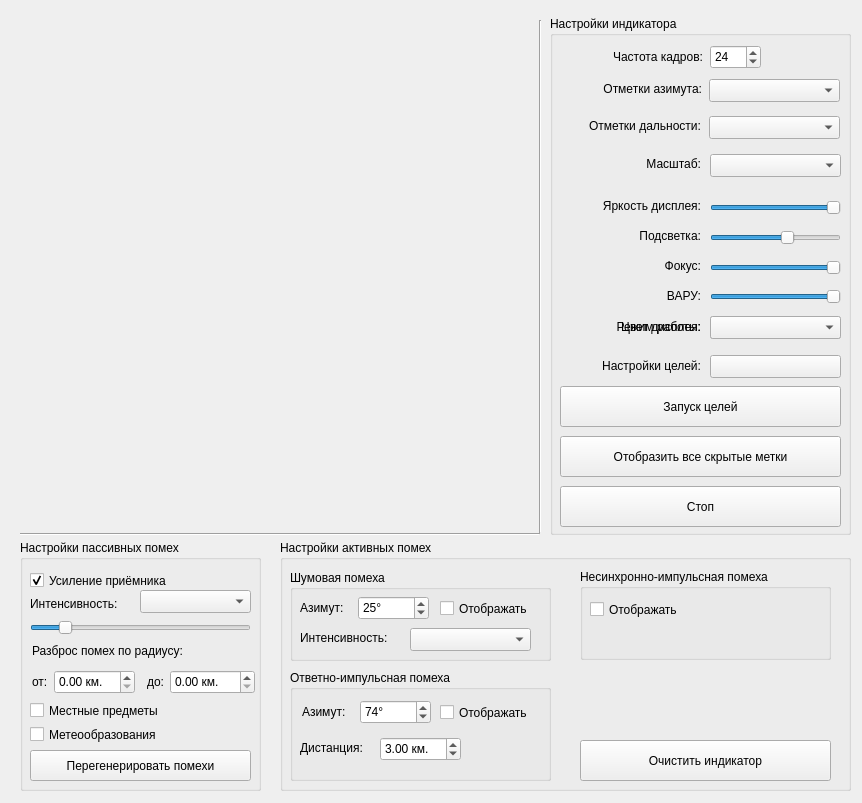
Before: the Qt Designer form indicatordrl.ui in oln0ry/IKO, drawn with Qt 5.
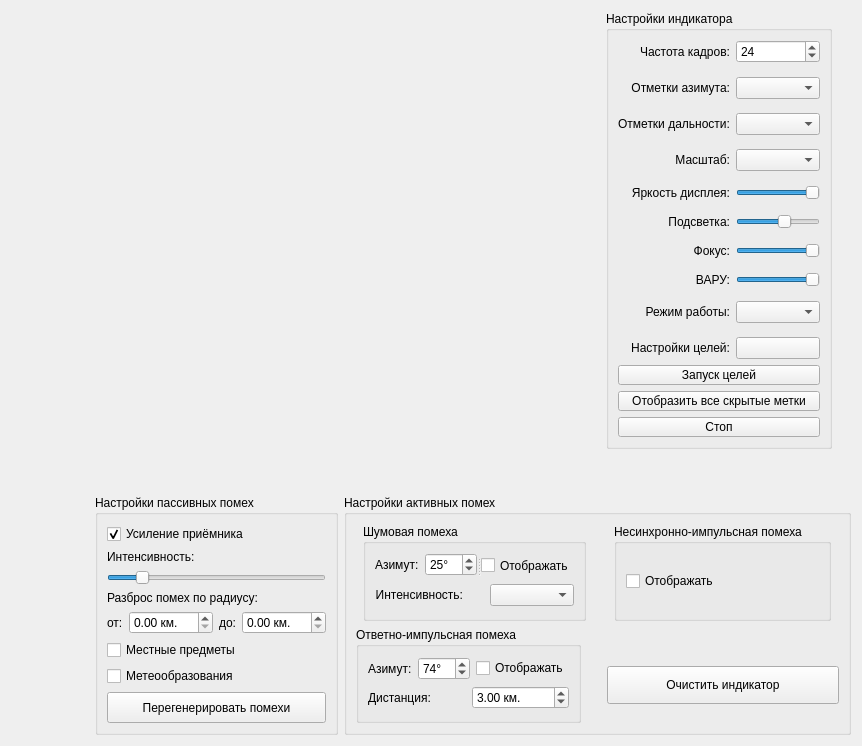
After: the same form once the commit is applied. Custom widgets are drawn as their Qt base class.

The edit to the form file:
```diff
--- a/indicatordrl.ui
+++ b/indicatordrl.ui
@@ -7,21 +7,16 @@
     <x>0</x>
     <y>0</y>
     <width>862</width>
-    <height>803</height>
+    <height>746</height>
    </rect>
   </property>
   <property name="windowTitle">
    <string>Индикатор ДРЛ</string>
   </property>
-  <widget class="QWidget" name="gridLayoutWidget">
-   <property name="geometry">
-    <rect>
-     <x>20</x>
-     <y>20</y>
-     <width>503</width>
-     <height>503</height>
-    </rect>
-   </property>
+  <layout class="QGridLayout" name="gridLayout_7">
+   <item row="0" column="0">
+    <layout class="QHBoxLayout" name="horizontalLayout_5">
+     <item>
    <layout class="QGridLayout" name="RenderLayout">
     <item row="0" column="0">
      <widget class="MainLocator" name="RenderIndicator" native="true">
@@ -33,41 +28,65 @@
       </property>
       <property name="minimumSize">
        <size>
-        <width>501</width>
-        <height>501</height>
+           <width>400</width>
+           <height>400</height>
        </size>
       </property>
       <property name="maximumSize">
        <size>
-        <width>800</width>
-        <height>800</height>
+           <width>16777215</width>
+           <height>16777215</height>
        </size>
       </property>
      </widget>
     </item>
    </layout>
-  </widget>
+     </item>
+     <item>
+      <spacer name="horizontalSpacer_2">
+       <property name="orientation">
+        <enum>Qt::Horizontal</enum>
+       </property>
+       <property name="sizeType">
+        <enum>QSizePolicy::Minimum</enum>
+       </property>
+       <property name="sizeHint" stdset="0">
+        <size>
+         <width>37</width>
+         <height>17</height>
+        </size>
+       </property>
+      </spacer>
+     </item>
+     <item>
+      <layout class="QVBoxLayout" name="verticalLayout_3">
+       <item>
   <widget class="QGroupBox" name="BoxIndicatorSettings">
-   <property name="geometry">
-    <rect>
-     <x>550</x>
-     <y>16</y>
-     <width>301</width>
-     <height>519</height>
-    </rect>
+         <property name="sizePolicy">
+          <sizepolicy hsizetype="Fixed" vsizetype="Preferred">
+           <horstretch>0</horstretch>
+           <verstretch>0</verstretch>
+          </sizepolicy>
    </property>
    <property name="title">
     <string>Настройки индикатора</string>
    </property>
+         <layout class="QGridLayout" name="gridLayout">
+          <item row="0" column="0">
+           <layout class="QVBoxLayout" name="LayoutSettingsAndButtons">
+            <item>
+             <layout class="QFormLayout" name="LayoutInternalSettings">
+              <property name="fieldGrowthPolicy">
+               <enum>QFormLayout::AllNonFixedFieldsGrow</enum>
+              </property>
+              <property name="labelAlignment">
+               <set>Qt::AlignRight|Qt::AlignTrailing|Qt::AlignVCenter</set>
+              </property>
+              <property name="verticalSpacing">
+               <number>14</number>
+              </property>
+              <item row="0" column="0">
    <widget class="QLabel" name="LabelFrameFrequency">
-    <property name="geometry">
-     <rect>
-      <x>42</x>
-      <y>30</y>
-      <width>111</width>
-      <height>21</height>
-     </rect>
-    </property>
     <property name="text">
      <string>Частота кадров:</string>
     </property>
@@ -75,66 +94,9 @@
      <set>Qt::AlignRight|Qt::AlignTrailing|Qt::AlignVCenter</set>
     </property>
    </widget>
-   <widget class="QSpinBox" name="InputFrameFrequency">
-    <property name="geometry">
-     <rect>
-      <x>160</x>
-      <y>29</y>
-      <width>51</width>
-      <height>24</height>
-     </rect>
-    </property>
-    <property name="minimum">
-     <number>1</number>
-    </property>
-    <property name="maximum">
-     <number>120</number>
-    </property>
-    <property name="value">
-     <number>24</number>
-    </property>
-   </widget>
-   <widget class="QLabel" name="LabelColorIndicator">
-    <property name="geometry">
-     <rect>
-      <x>60</x>
-      <y>303</y>
-      <width>91</width>
-      <height>16</height>
-     </rect>
-    </property>
-    <property name="text">
-     <string>Цвет дисплея:</string>
-    </property>
-    <property name="alignment">
-     <set>Qt::AlignRight|Qt::AlignTrailing|Qt::AlignVCenter</set>
-    </property>
-   </widget>
-   <widget class="QPushButton" name="ButtonChangeColorDisplay">
-    <property name="geometry">
-     <rect>
-      <x>160</x>
-      <y>300</y>
-      <width>131</width>
-      <height>23</height>
-     </rect>
-    </property>
-    <property name="cursor">
-     <cursorShape>ArrowCursor</cursorShape>
-    </property>
-    <property name="text">
-     <string/>
-    </property>
-   </widget>
+              </item>
+              <item row="1" column="0">
    <widget class="QLabel" name="LabelAzimuthMarks">
-    <property name="geometry">
-     <rect>
-      <x>31</x>
-      <y>65</y>
-      <width>121</width>
-      <height>16</height>
-     </rect>
-    </property>
     <property name="text">
      <string>Отметки азимута:</string>
     </property>
@@ -142,41 +104,16 @@
      <set>Qt::AlignRight|Qt::AlignTrailing|Qt::AlignVCenter</set>
     </property>
    </widget>
+              </item>
+              <item row="1" column="1">
    <widget class="QComboBox" name="SelectAzimuthMarks">
-    <property name="geometry">
-     <rect>
-      <x>159</x>
-      <y>63</y>
-      <width>131</width>
-      <height>23</height>
-     </rect>
-    </property>
     <property name="cursor">
      <cursorShape>ArrowCursor</cursorShape>
     </property>
    </widget>
-   <widget class="QComboBox" name="SelectRangeMarks">
-    <property name="geometry">
-     <rect>
-      <x>159</x>
-      <y>100</y>
-      <width>131</width>
-      <height>23</height>
-     </rect>
-    </property>
-    <property name="cursor">
-     <cursorShape>ArrowCursor</cursorShape>
-    </property>
-   </widget>
+              </item>
+              <item row="2" column="0">
    <widget class="QLabel" name="LabelRangeMarks">
-    <property name="geometry">
-     <rect>
-      <x>20</x>
-      <y>102</y>
-      <width>131</width>
-      <height>16</height>
-     </rect>
-    </property>
     <property name="text">
      <string>Отметки дальности:</string>
     </property>
@@ -184,15 +121,16 @@
      <set>Qt::AlignRight|Qt::AlignTrailing|Qt::AlignVCenter</set>
     </property>
    </widget>
+              </item>
+              <item row="2" column="1">
+               <widget class="QComboBox" name="SelectRangeMarks">
+                <property name="cursor">
+                 <cursorShape>ArrowCursor</cursorShape>
+                </property>
+               </widget>
+              </item>
+              <item row="3" column="0">
    <widget class="QLabel" name="LabelScale">
-    <property name="geometry">
-     <rect>
-      <x>90</x>
-      <y>138</y>
-      <width>61</width>
-      <height>20</height>
-     </rect>
-    </property>
     <property name="text">
      <string>Масштаб:</string>
     </property>
@@ -200,28 +138,16 @@
      <set>Qt::AlignRight|Qt::AlignTrailing|Qt::AlignVCenter</set>
     </property>
    </widget>
+              </item>
+              <item row="3" column="1">
    <widget class="QComboBox" name="SelectScale">
-    <property name="geometry">
-     <rect>
-      <x>160</x>
-      <y>138</y>
-      <width>131</width>
-      <height>23</height>
-     </rect>
-    </property>
     <property name="cursor">
      <cursorShape>ArrowCursor</cursorShape>
     </property>
    </widget>
+              </item>
+              <item row="4" column="0">
    <widget class="QLabel" name="LabelBrightness">
-    <property name="geometry">
-     <rect>
-      <x>40</x>
-      <y>180</y>
-      <width>111</width>
-      <height>20</height>
-     </rect>
-    </property>
     <property name="text">
      <string>Яркость дисплея:</string>
     </property>
@@ -229,15 +155,9 @@
      <set>Qt::AlignRight|Qt::AlignTrailing|Qt::AlignVCenter</set>
     </property>
    </widget>
+              </item>
+              <item row="4" column="1">
    <widget class="QSlider" name="ChangeIndicatorBrightness">
-    <property name="geometry">
-     <rect>
-      <x>160</x>
-      <y>182</y>
-      <width>131</width>
-      <height>20</height>
-     </rect>
-    </property>
     <property name="cursor">
      <cursorShape>ArrowCursor</cursorShape>
     </property>
@@ -254,113 +174,9 @@
      <enum>Qt::Horizontal</enum>
     </property>
    </widget>
-   <widget class="QSlider" name="ChangeIndicatorFocus">
-    <property name="geometry">
-     <rect>
-      <x>160</x>
-      <y>242</y>
-      <width>131</width>
-      <height>20</height>
-     </rect>
-    </property>
-    <property name="cursor">
-     <cursorShape>ArrowCursor</cursorShape>
-    </property>
-    <property name="maximum">
-     <number>100</number>
-    </property>
-    <property name="singleStep">
-     <number>1</number>
-    </property>
-    <property name="value">
-     <number>100</number>
-    </property>
-    <property name="orientation">
-     <enum>Qt::Horizontal</enum>
-    </property>
-   </widget>
-   <widget class="QLabel" name="LabelFocus">
-    <property name="geometry">
-     <rect>
-      <x>100</x>
-      <y>240</y>
-      <width>51</width>
-      <height>20</height>
-     </rect>
-    </property>
-    <property name="text">
-     <string>Фокус:</string>
-    </property>
-    <property name="alignment">
-     <set>Qt::AlignRight|Qt::AlignTrailing|Qt::AlignVCenter</set>
-    </property>
-   </widget>
-   <widget class="QPushButton" name="ChangeLocatorState">
-    <property name="geometry">
-     <rect>
-      <x>10</x>
-      <y>470</y>
-      <width>281</width>
-      <height>41</height>
-     </rect>
-    </property>
-    <property name="cursor">
-     <cursorShape>ArrowCursor</cursorShape>
-    </property>
-    <property name="text">
-     <string>Стоп</string>
-    </property>
-   </widget>
-   <widget class="QPushButton" name="ChangeViewStateAll">
-    <property name="geometry">
-     <rect>
-      <x>10</x>
-      <y>420</y>
-      <width>281</width>
-      <height>41</height>
-     </rect>
-    </property>
-    <property name="cursor">
-     <cursorShape>ArrowCursor</cursorShape>
-    </property>
-    <property name="text">
-     <string>Отобразить все скрытые метки</string>
-    </property>
-   </widget>
-   <widget class="QSlider" name="ChangeDisplayLightning">
-    <property name="geometry">
-     <rect>
-      <x>160</x>
-      <y>212</y>
-      <width>131</width>
-      <height>20</height>
-     </rect>
-    </property>
-    <property name="cursor">
-     <cursorShape>ArrowCursor</cursorShape>
-    </property>
-    <property name="maximum">
-     <number>100</number>
-    </property>
-    <property name="singleStep">
-     <number>1</number>
-    </property>
-    <property name="value">
-     <number>60</number>
-    </property>
-    <property name="orientation">
-     <enum>Qt::Horizontal</enum>
-    </property>
-   </widget>
+              </item>
+              <item row="5" column="0">
    <widget class="QLabel" name="LabelDisplayLightning">
-    <property name="geometry">
-     <rect>
-      <x>80</x>
-      <y>210</y>
-      <width>71</width>
-      <height>20</height>
-     </rect>
-    </property>
     <property name="text">
      <string>Подсветка:</string>
     </property>
@@ -368,15 +184,57 @@
      <set>Qt::AlignRight|Qt::AlignTrailing|Qt::AlignVCenter</set>
     </property>
    </widget>
+              </item>
+              <item row="5" column="1">
+               <widget class="QSlider" name="ChangeDisplayLightning">
+                <property name="cursor">
+                 <cursorShape>ArrowCursor</cursorShape>
+                </property>
+                <property name="maximum">
+                 <number>100</number>
+                </property>
+                <property name="singleStep">
+                 <number>1</number>
+                </property>
+                <property name="value">
+                 <number>60</number>
+                </property>
+                <property name="orientation">
+                 <enum>Qt::Horizontal</enum>
+                </property>
+               </widget>
+              </item>
+              <item row="6" column="0">
+               <widget class="QLabel" name="LabelFocus">
+                <property name="text">
+                 <string>Фокус:</string>
+                </property>
+                <property name="alignment">
+                 <set>Qt::AlignRight|Qt::AlignTrailing|Qt::AlignVCenter</set>
+                </property>
+               </widget>
+              </item>
+              <item row="6" column="1">
+               <widget class="QSlider" name="ChangeIndicatorFocus">
+                <property name="cursor">
+                 <cursorShape>ArrowCursor</cursorShape>
+                </property>
+                <property name="maximum">
+                 <number>100</number>
+                </property>
+                <property name="singleStep">
+                 <number>1</number>
+                </property>
+                <property name="value">
+                 <number>100</number>
+                </property>
+                <property name="orientation">
+                 <enum>Qt::Horizontal</enum>
+                </property>
+               </widget>
+              </item>
+              <item row="7" column="0">
    <widget class="QLabel" name="LabelVARU">
-    <property name="geometry">
-     <rect>
-      <x>110</x>
-      <y>270</y>
-      <width>41</width>
-      <height>20</height>
-     </rect>
-    </property>
     <property name="text">
      <string>ВАРУ:</string>
     </property>
@@ -384,15 +242,9 @@
      <set>Qt::AlignRight|Qt::AlignTrailing|Qt::AlignVCenter</set>
     </property>
    </widget>
+              </item>
+              <item row="7" column="1">
    <widget class="QSlider" name="ChangeIndicatorVARU">
-    <property name="geometry">
-     <rect>
-      <x>160</x>
-      <y>271</y>
-      <width>131</width>
-      <height>20</height>
-     </rect>
-    </property>
     <property name="cursor">
      <cursorShape>ArrowCursor</cursorShape>
     </property>
@@ -409,15 +261,26 @@
      <enum>Qt::Horizontal</enum>
     </property>
    </widget>
+              </item>
+              <item row="8" column="0">
+               <widget class="QLabel" name="LabelWorkVariant">
+                <property name="text">
+                 <string>Режим работы:</string>
+                </property>
+                <property name="alignment">
+                 <set>Qt::AlignRight|Qt::AlignTrailing|Qt::AlignVCenter</set>
+                </property>
+               </widget>
+              </item>
+              <item row="8" column="1">
+               <widget class="QComboBox" name="SelectWorkVariant">
+                <property name="cursor">
+                 <cursorShape>ArrowCursor</cursorShape>
+                </property>
+               </widget>
+              </item>
+              <item row="9" column="0">
    <widget class="QLabel" name="LabelTargetsSettings">
-    <property name="geometry">
-     <rect>
-      <x>30</x>
-      <y>340</y>
-      <width>121</width>
-      <height>20</height>
-     </rect>
-    </property>
     <property name="text">
      <string>Настройки целей:</string>
     </property>
@@ -425,15 +288,9 @@
      <set>Qt::AlignRight|Qt::AlignTrailing|Qt::AlignVCenter</set>
     </property>
    </widget>
+              </item>
+              <item row="9" column="1">
    <widget class="QPushButton" name="ButtonTargetsSettings">
-    <property name="geometry">
-     <rect>
-      <x>160</x>
-      <y>339</y>
-      <width>131</width>
-      <height>23</height>
-     </rect>
-    </property>
     <property name="cursor">
      <cursorShape>ArrowCursor</cursorShape>
     </property>
@@ -441,14 +298,31 @@
      <string/>
     </property>
    </widget>
+              </item>
+              <item row="0" column="1">
+               <widget class="QSpinBox" name="InputFrameFrequency">
+                <property name="minimum">
+                 <number>1</number>
+                </property>
+                <property name="maximum">
+                 <number>120</number>
+                </property>
+                <property name="value">
+                 <number>24</number>
+                </property>
+               </widget>
+              </item>
+             </layout>
+            </item>
+            <item>
+             <layout class="QVBoxLayout" name="LayoutButtons">
+              <item>
    <widget class="QPushButton" name="ChangeTargetsState">
-    <property name="geometry">
-     <rect>
-      <x>10</x>
-      <y>370</y>
-      <width>281</width>
-      <height>41</height>
-     </rect>
+                <property name="minimumSize">
+                 <size>
+                  <width>0</width>
+                  <height>20</height>
+                 </size>
     </property>
     <property name="cursor">
      <cursorShape>ArrowCursor</cursorShape>
@@ -457,70 +331,99 @@
      <string>Запуск целей</string>
     </property>
    </widget>
-   <widget class="QLabel" name="LabelWorkVariant">
-    <property name="geometry">
-     <rect>
-      <x>47</x>
-      <y>303</y>
-      <width>104</width>
-      <height>16</height>
-     </rect>
-    </property>
+              </item>
+              <item>
+               <widget class="QPushButton" name="ChangeViewStateAll">
+                <property name="minimumSize">
+                 <size>
+                  <width>0</width>
+                  <height>20</height>
+                 </size>
+                </property>
+                <property name="cursor">
+                 <cursorShape>ArrowCursor</cursorShape>
+                </property>
     <property name="text">
-     <string>Режим работы:</string>
-    </property>
-    <property name="alignment">
-     <set>Qt::AlignRight|Qt::AlignTrailing|Qt::AlignVCenter</set>
-    </property>
-   </widget>
-   <widget class="QComboBox" name="SelectWorkVariant">
-    <property name="geometry">
-     <rect>
-      <x>160</x>
-      <y>300</y>
-      <width>131</width>
-      <height>23</height>
-     </rect>
+                 <string>Отобразить все скрытые метки</string>
+                </property>
+               </widget>
+              </item>
+              <item>
+               <widget class="QPushButton" name="ChangeLocatorState">
+                <property name="minimumSize">
+                 <size>
+                  <width>0</width>
+                  <height>20</height>
+                 </size>
     </property>
     <property name="cursor">
      <cursorShape>ArrowCursor</cursorShape>
     </property>
-   </widget>
-  </widget>
-  <widget class="Line" name="line">
-   <property name="geometry">
-    <rect>
-     <x>530</x>
-     <y>20</y>
-     <width>20</width>
-     <height>513</height>
-    </rect>
-   </property>
+                <property name="text">
+                 <string>Стоп</string>
+                </property>
+               </widget>
+              </item>
+             </layout>
+            </item>
+           </layout>
+          </item>
+         </layout>
+        </widget>
+       </item>
+       <item>
+        <spacer name="verticalSpacer">
    <property name="orientation">
     <enum>Qt::Vertical</enum>
    </property>
-  </widget>
+         <property name="sizeHint" stdset="0">
+          <size>
+           <width>245</width>
+           <height>45</height>
+          </size>
+         </property>
+        </spacer>
+       </item>
+      </layout>
+     </item>
+    </layout>
+   </item>
+   <item row="1" column="0">
+    <layout class="QHBoxLayout" name="horizontalLayout_4">
+     <item>
+      <layout class="QHBoxLayout" name="horizontalLayout_3">
+       <property name="sizeConstraint">
+        <enum>QLayout::SetFixedSize</enum>
+       </property>
+       <item>
+        <spacer name="horizontalSpacer_3">
+         <property name="orientation">
+          <enum>Qt::Horizontal</enum>
+         </property>
+         <property name="sizeHint" stdset="0">
+          <size>
+           <width>243</width>
+           <height>20</height>
+          </size>
+         </property>
+        </spacer>
+       </item>
+       <item>
   <widget class="QGroupBox" name="BoxTrashSettings">
-   <property name="geometry">
-    <rect>
-     <x>20</x>
-     <y>540</y>
-     <width>241</width>
-     <height>251</height>
-    </rect>
+         <property name="sizePolicy">
+          <sizepolicy hsizetype="Fixed" vsizetype="Preferred">
+           <horstretch>0</horstretch>
+           <verstretch>0</verstretch>
+          </sizepolicy>
    </property>
    <property name="title">
     <string>Настройки пассивных помех</string>
    </property>
+         <layout class="QGridLayout" name="gridLayout_2">
+          <item row="0" column="0">
+           <layout class="QVBoxLayout" name="LayoutTrashIntensitySettings">
+            <item>
    <widget class="QCheckBox" name="CheckShowTrash">
-    <property name="geometry">
-     <rect>
-      <x>10</x>
-      <y>30</y>
-      <width>231</width>
-      <height>21</height>
-     </rect>
-    </property>
     <property name="text">
      <string>Усиление приёмника</string>
     </property>
@@ -528,67 +431,18 @@
      <bool>true</bool>
     </property>
    </widget>
-   <widget class="QCheckBox" name="CheckShowLocalItems">
-    <property name="geometry">
-     <rect>
-      <x>10</x>
-      <y>160</y>
-      <width>151</width>
-      <height>21</height>
-     </rect>
-    </property>
-    <property name="text">
-     <string>Местные предметы</string>
-    </property>
-   </widget>
-   <widget class="QPushButton" name="RegenerateTrash">
-    <property name="geometry">
-     <rect>
-      <x>10</x>
-      <y>210</y>
-      <width>221</width>
-      <height>31</height>
-     </rect>
-    </property>
-    <property name="cursor">
-     <cursorShape>ArrowCursor</cursorShape>
-    </property>
-    <property name="text">
-     <string>Перегенерировать помехи</string>
-    </property>
-   </widget>
-   <widget class="QComboBox" name="SelectTrashIntensity">
-    <property name="geometry">
-     <rect>
-      <x>120</x>
-      <y>50</y>
-      <width>111</width>
-      <height>23</height>
-     </rect>
-    </property>
-   </widget>
+            </item>
+            <item>
+             <layout class="QVBoxLayout" name="LayoutTrashIntensity">
+              <item>
    <widget class="QLabel" name="LabelTrashIntensity">
-    <property name="geometry">
-     <rect>
-      <x>10</x>
-      <y>56</y>
-      <width>101</width>
-      <height>16</height>
-     </rect>
-    </property>
     <property name="text">
      <string>Интенсивность:</string>
     </property>
    </widget>
+              </item>
+              <item>
    <widget class="QSlider" name="ChangeTrashIntensity">
-    <property name="geometry">
-     <rect>
-      <x>10</x>
-      <y>80</y>
-      <width>221</width>
-      <height>16</height>
-     </rect>
-    </property>
     <property name="minimum">
      <number>1</number>
     </property>
@@ -605,57 +459,29 @@
      <enum>Qt::Horizontal</enum>
     </property>
    </widget>
-   <widget class="QDoubleSpinBox" name="InputScatterTrashTo">
-    <property name="geometry">
-     <rect>
-      <x>150</x>
-      <y>130</y>
-      <width>85</width>
-      <height>24</height>
-     </rect>
-    </property>
-    <property name="suffix">
-     <string> км.</string>
-    </property>
-    <property name="maximum">
-     <double>150.000000000000000</double>
-    </property>
-   </widget>
-   <widget class="QLabel" name="LabelScatterTrashFrom">
-    <property name="geometry">
-     <rect>
-      <x>12</x>
-      <y>134</y>
-      <width>21</width>
-      <height>16</height>
-     </rect>
-    </property>
-    <property name="text">
-     <string>от:</string>
-    </property>
-   </widget>
+              </item>
+             </layout>
+            </item>
+            <item>
    <widget class="QLabel" name="LabelScatterTrash">
-    <property name="geometry">
-     <rect>
-      <x>12</x>
-      <y>103</y>
-      <width>181</width>
-      <height>16</height>
-     </rect>
-    </property>
     <property name="text">
      <string>Разброс помех по радиусу:</string>
     </property>
    </widget>
+            </item>
+            <item>
+             <layout class="QHBoxLayout" name="LayoutTrashIntensityScatter">
+              <item>
+               <layout class="QHBoxLayout" name="LayoutTrashIntensityScatterFrom">
+                <item>
+                 <widget class="QLabel" name="LabelScatterTrashFrom">
+                  <property name="text">
+                   <string>от:</string>
+                  </property>
+                 </widget>
+                </item>
+                <item>
    <widget class="QDoubleSpinBox" name="InputScatterTrashFrom">
-    <property name="geometry">
-     <rect>
-      <x>34</x>
-      <y>130</y>
-      <width>81</width>
-      <height>24</height>
-     </rect>
-    </property>
     <property name="suffix">
      <string> км.</string>
     </property>
@@ -663,160 +489,111 @@
      <double>400.000000000000000</double>
     </property>
    </widget>
+                </item>
+               </layout>
+              </item>
+              <item>
+               <layout class="QHBoxLayout" name="LayoutTrashIntensityScatterTo">
+                <item>
    <widget class="QLabel" name="LabelScatterTrashTo">
-    <property name="geometry">
-     <rect>
-      <x>127</x>
-      <y>134</y>
-      <width>21</width>
-      <height>16</height>
-     </rect>
-    </property>
     <property name="text">
      <string>до:</string>
     </property>
    </widget>
+                </item>
+                <item>
+                 <widget class="QDoubleSpinBox" name="InputScatterTrashTo">
+                  <property name="suffix">
+                   <string> км.</string>
+                  </property>
+                  <property name="maximum">
+                   <double>150.000000000000000</double>
+                  </property>
+                 </widget>
+                </item>
+               </layout>
+              </item>
+             </layout>
+            </item>
+            <item>
+             <widget class="QCheckBox" name="CheckShowLocalItems">
+              <property name="text">
+               <string>Местные предметы</string>
+              </property>
+             </widget>
+            </item>
+            <item>
    <widget class="QCheckBox" name="CheckShowMeteo">
-    <property name="geometry">
-     <rect>
-      <x>10</x>
-      <y>184</y>
-      <width>151</width>
-      <height>21</height>
-     </rect>
-    </property>
     <property name="text">
      <string>Метеообразования</string>
     </property>
    </widget>
-  </widget>
-  <widget class="Line" name="line_2">
-   <property name="geometry">
-    <rect>
-     <x>20</x>
-     <y>524</y>
-     <width>520</width>
-     <height>20</height>
-    </rect>
-   </property>
-   <property name="orientation">
-    <enum>Qt::Horizontal</enum>
-   </property>
-  </widget>
+            </item>
+            <item>
+             <widget class="QPushButton" name="RegenerateTrash">
+              <property name="minimumSize">
+               <size>
+                <width>0</width>
+                <height>31</height>
+               </size>
+              </property>
+              <property name="cursor">
+               <cursorShape>ArrowCursor</cursorShape>
+              </property>
+              <property name="text">
+               <string>Перегенерировать помехи</string>
+              </property>
+             </widget>
+            </item>
+           </layout>
+          </item>
+         </layout>
+        </widget>
+       </item>
+       <item>
   <widget class="QGroupBox" name="BoxActiveTrashSettings">
-   <property name="geometry">
-    <rect>
-     <x>280</x>
-     <y>540</y>
-     <width>571</width>
-     <height>251</height>
-    </rect>
+         <property name="sizePolicy">
+          <sizepolicy hsizetype="Fixed" vsizetype="Preferred">
+           <horstretch>0</horstretch>
+           <verstretch>0</verstretch>
+          </sizepolicy>
    </property>
    <property name="title">
     <string>Настройки активных помех</string>
    </property>
-   <widget class="QGroupBox" name="BoxActiveNoiseTrash">
-    <property name="geometry">
-     <rect>
-      <x>10</x>
-      <y>30</y>
-      <width>261</width>
-      <height>91</height>
-     </rect>
-    </property>
-    <property name="title">
-     <string>Шумовая помеха</string>
-    </property>
-    <widget class="QLabel" name="LabelActiveNoiseAzimuth">
-     <property name="geometry">
-      <rect>
-       <x>10</x>
-       <y>30</y>
-       <width>57</width>
-       <height>15</height>
-      </rect>
-     </property>
-     <property name="text">
-      <string>Азимут:</string>
-     </property>
-    </widget>
-    <widget class="QSpinBox" name="InputActiveNoiseAzimuth">
-     <property name="geometry">
-      <rect>
-       <x>68</x>
-       <y>26</y>
-       <width>71</width>
-       <height>24</height>
-      </rect>
-     </property>
-     <property name="suffix">
-      <string>°</string>
-     </property>
-     <property name="maximum">
-      <number>360</number>
-     </property>
-     <property name="value">
-      <number>25</number>
-     </property>
-    </widget>
-    <widget class="QLabel" name="LabelActiveNoiseIntensity">
-     <property name="geometry">
-      <rect>
-       <x>10</x>
-       <y>60</y>
-       <width>101</width>
-       <height>16</height>
-      </rect>
-     </property>
-     <property name="text">
-      <string>Интенсивность:</string>
-     </property>
-    </widget>
-    <widget class="QComboBox" name="SelectActiveNoiseIntensity">
-     <property name="geometry">
-      <rect>
-       <x>120</x>
-       <y>58</y>
-       <width>121</width>
-       <height>23</height>
-      </rect>
-     </property>
-    </widget>
-    <widget class="QCheckBox" name="CheckActiveNoiseShow">
-     <property name="geometry">
-      <rect>
-       <x>150</x>
-       <y>28</y>
-       <width>101</width>
-       <height>21</height>
-      </rect>
-     </property>
-     <property name="text">
-      <string>Отображать</string>
-     </property>
-    </widget>
-   </widget>
+         <layout class="QGridLayout" name="gridLayout_6">
+          <item row="1" column="0">
+           <layout class="QHBoxLayout" name="horizontalLayout_2">
+            <property name="spacing">
+             <number>26</number>
+            </property>
+            <item>
    <widget class="QGroupBox" name="BoxActiveAnswerTrash">
-    <property name="geometry">
-     <rect>
-      <x>10</x>
-      <y>130</y>
-      <width>261</width>
-      <height>111</height>
-     </rect>
+              <property name="sizePolicy">
+               <sizepolicy hsizetype="Fixed" vsizetype="Preferred">
+                <horstretch>0</horstretch>
+                <verstretch>0</verstretch>
+               </sizepolicy>
     </property>
     <property name="title">
      <string>Ответно-импульсная помеха</string>
     </property>
+              <layout class="QGridLayout" name="gridLayout_4">
+               <item row="0" column="0">
+                <layout class="QVBoxLayout" name="verticalLayout">
+                 <item>
+                  <layout class="QHBoxLayout" name="LayoutActiveAnswerTrashShow">
+                   <item>
+                    <layout class="QFormLayout" name="LayoutActiveAnswerTrashAzimuth">
+                     <item row="0" column="0">
+                      <widget class="QLabel" name="LabelActiveAnswerAzimuth">
+                       <property name="text">
+                        <string>Азимут:</string>
+                       </property>
+                      </widget>
+                     </item>
+                     <item row="0" column="1">
     <widget class="QSpinBox" name="InputActiveAnswerAzimuth">
-     <property name="geometry">
-      <rect>
-       <x>70</x>
-       <y>30</y>
-       <width>71</width>
-       <height>24</height>
-      </rect>
-     </property>
      <property name="suffix">
       <string>°</string>
      </property>
@@ -827,41 +604,29 @@
       <number>74</number>
      </property>
     </widget>
-    <widget class="QLabel" name="LabelActiveAnswerAzimuth">
-     <property name="geometry">
-      <rect>
-       <x>12</x>
-       <y>34</y>
-       <width>57</width>
-       <height>15</height>
-      </rect>
-     </property>
+                     </item>
+                    </layout>
+                   </item>
+                   <item>
+                    <widget class="QCheckBox" name="CheckActiveAnswerShow">
      <property name="text">
-      <string>Азимут:</string>
-     </property>
-    </widget>
+                      <string>Отображать</string>
+                     </property>
+                    </widget>
+                   </item>
+                  </layout>
+                 </item>
+                 <item>
+                  <layout class="QHBoxLayout" name="LayoutActiveNoiseTrashDistance">
+                   <item>
     <widget class="QLabel" name="LabelActiveAnswerDistance">
-     <property name="geometry">
-      <rect>
-       <x>10</x>
-       <y>70</y>
-       <width>81</width>
-       <height>16</height>
-      </rect>
-     </property>
      <property name="text">
       <string>Дистанция:</string>
      </property>
     </widget>
+                   </item>
+                   <item>
     <widget class="QDoubleSpinBox" name="InputActiveAnswerDistance">
-     <property name="geometry">
-      <rect>
-       <x>90</x>
-       <y>67</y>
-       <width>81</width>
-       <height>24</height>
-      </rect>
-     </property>
      <property name="suffix">
       <string> км.</string>
      </property>
@@ -869,63 +634,178 @@
       <double>3.000000000000000</double>
      </property>
     </widget>
-    <widget class="QCheckBox" name="CheckActiveAnswerShow">
-     <property name="geometry">
-      <rect>
-       <x>150</x>
-       <y>32</y>
-       <width>101</width>
-       <height>21</height>
-      </rect>
-     </property>
+                   </item>
+                  </layout>
+                 </item>
+                </layout>
+               </item>
+              </layout>
+             </widget>
+            </item>
+            <item>
+             <layout class="QVBoxLayout" name="verticalLayout_2">
+              <item>
+               <spacer name="horizontalSpacer">
+                <property name="orientation">
+                 <enum>Qt::Horizontal</enum>
+                </property>
+                <property name="sizeType">
+                 <enum>QSizePolicy::Fixed</enum>
+                </property>
+                <property name="sizeHint" stdset="0">
+                 <size>
+                  <width>232</width>
+                  <height>20</height>
+                 </size>
+                </property>
+               </spacer>
+              </item>
+              <item>
+               <widget class="QPushButton" name="CleanLocatorDataBuffer">
+                <property name="minimumSize">
+                 <size>
+                  <width>0</width>
+                  <height>38</height>
+                 </size>
+                </property>
+                <property name="cursor">
+                 <cursorShape>ArrowCursor</cursorShape>
+                </property>
+                <property name="text">
+                 <string>Очистить индикатор</string>
+                </property>
+               </widget>
+              </item>
+             </layout>
+            </item>
+           </layout>
+          </item>
+          <item row="0" column="0">
+           <layout class="QHBoxLayout" name="horizontalLayout">
+            <property name="spacing">
+             <number>21</number>
+            </property>
+            <item>
+             <widget class="QGroupBox" name="BoxActiveNoiseTrash">
+              <property name="sizePolicy">
+               <sizepolicy hsizetype="Fixed" vsizetype="Preferred">
+                <horstretch>0</horstretch>
+                <verstretch>0</verstretch>
+               </sizepolicy>
+              </property>
+              <property name="title">
+               <string>Шумовая помеха</string>
+              </property>
+              <layout class="QGridLayout" name="gridLayout_3">
+               <item row="0" column="0">
+                <layout class="QVBoxLayout" name="LayoutActiveNoiseTrashSettings">
+                 <item>
+                  <widget class="QSplitter" name="splitter">
+                   <property name="orientation">
+                    <enum>Qt::Horizontal</enum>
+                   </property>
+                   <widget class="QWidget" name="layoutWidget">
+                    <layout class="QFormLayout" name="LayoutActiveNoiseTrashAzimuth">
+                     <property name="fieldGrowthPolicy">
+                      <enum>QFormLayout::AllNonFixedFieldsGrow</enum>
+                     </property>
+                     <item row="0" column="0">
+                      <widget class="QLabel" name="LabelActiveNoiseAzimuth">
+                       <property name="text">
+                        <string>Азимут:</string>
+                       </property>
+                      </widget>
+                     </item>
+                     <item row="0" column="1">
+                      <widget class="QSpinBox" name="InputActiveNoiseAzimuth">
+                       <property name="suffix">
+                        <string>°</string>
+                       </property>
+                       <property name="maximum">
+                        <number>360</number>
+                       </property>
+                       <property name="value">
+                        <number>25</number>
+                       </property>
+                      </widget>
+                     </item>
+                    </layout>
+                   </widget>
+                   <widget class="QCheckBox" name="CheckActiveNoiseShow">
      <property name="text">
       <string>Отображать</string>
      </property>
     </widget>
    </widget>
+                 </item>
+                 <item>
+                  <layout class="QFormLayout" name="LayoutActiveNoiseTrashIntensity">
+                   <property name="fieldGrowthPolicy">
+                    <enum>QFormLayout::AllNonFixedFieldsGrow</enum>
+                   </property>
+                   <property name="labelAlignment">
+                    <set>Qt::AlignRight|Qt::AlignTrailing|Qt::AlignVCenter</set>
+                   </property>
+                   <property name="formAlignment">
+                    <set>Qt::AlignRight|Qt::AlignTop|Qt::AlignTrailing</set>
+                   </property>
+                   <property name="horizontalSpacing">
+                    <number>27</number>
+                   </property>
+                   <item row="0" column="0">
+                    <widget class="QLabel" name="LabelActiveNoiseIntensity">
+                     <property name="text">
+                      <string>Интенсивность:</string>
+                     </property>
+                     <property name="alignment">
+                      <set>Qt::AlignRight|Qt::AlignTrailing|Qt::AlignVCenter</set>
+                     </property>
+                    </widget>
+                   </item>
+                   <item row="0" column="1">
+                    <widget class="QComboBox" name="SelectActiveNoiseIntensity"/>
+                   </item>
+                  </layout>
+                 </item>
+                </layout>
+               </item>
+              </layout>
+             </widget>
+            </item>
+            <item>
    <widget class="QGroupBox" name="BoxActiveInSyncTrash">
-    <property name="geometry">
-     <rect>
-      <x>300</x>
-      <y>29</y>
-      <width>251</width>
-      <height>91</height>
-     </rect>
+              <property name="sizePolicy">
+               <sizepolicy hsizetype="Fixed" vsizetype="Preferred">
+                <horstretch>0</horstretch>
+                <verstretch>0</verstretch>
+               </sizepolicy>
     </property>
     <property name="title">
      <string>Несинхронно-импульсная помеха</string>
     </property>
+              <layout class="QGridLayout" name="gridLayout_5">
+               <item row="0" column="0">
     <widget class="QCheckBox" name="CheckActiveInSyncShow">
-     <property name="geometry">
-      <rect>
-       <x>10</x>
-       <y>30</y>
-       <width>101</width>
-       <height>21</height>
-      </rect>
-     </property>
      <property name="text">
       <string>Отображать</string>
      </property>
     </widget>
-   </widget>
-   <widget class="QPushButton" name="CleanLocatorDataBuffer">
-    <property name="geometry">
-     <rect>
-      <x>300</x>
-      <y>200</y>
-      <width>251</width>
-      <height>41</height>
-     </rect>
-    </property>
-    <property name="cursor">
-     <cursorShape>ArrowCursor</cursorShape>
-    </property>
-    <property name="text">
-     <string>Очистить индикатор</string>
-    </property>
-   </widget>
-  </widget>
+               </item>
+              </layout>
+             </widget>
+            </item>
+           </layout>
+          </item>
+         </layout>
+        </widget>
+       </item>
+      </layout>
+     </item>
+    </layout>
+   </item>
+  </layout>
+  <zorder></zorder>
+  <zorder></zorder>
  </widget>
  <customwidgets>
   <customwidget>
```
Lines whose indentation alone changed are shown as unchanged.
